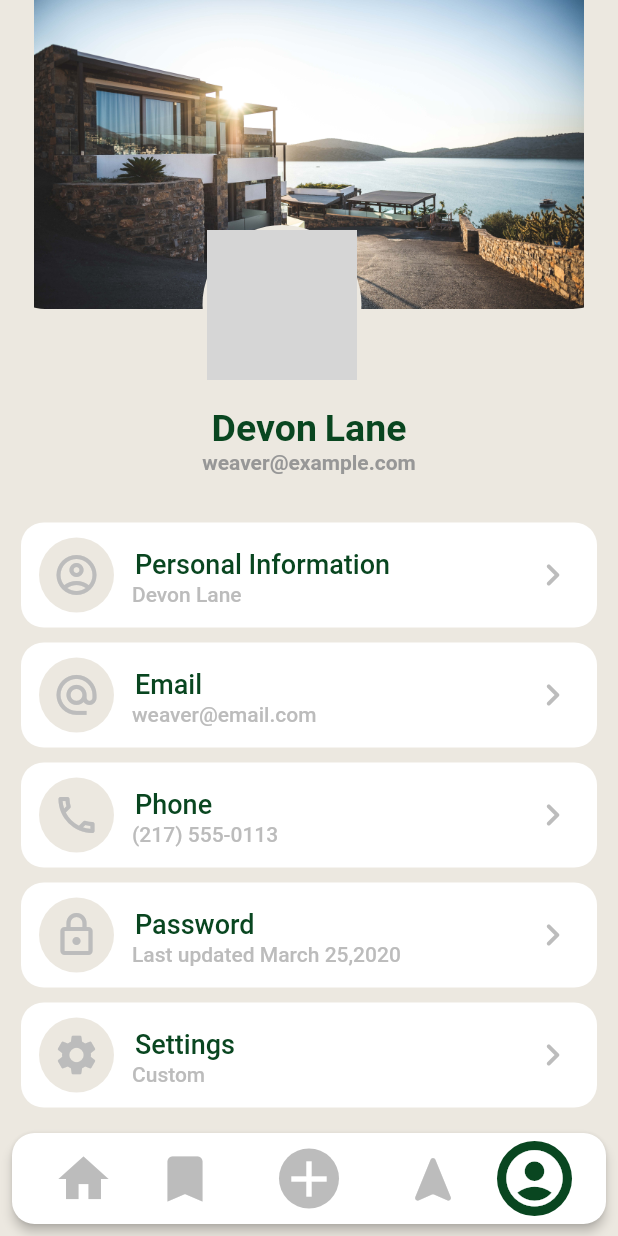
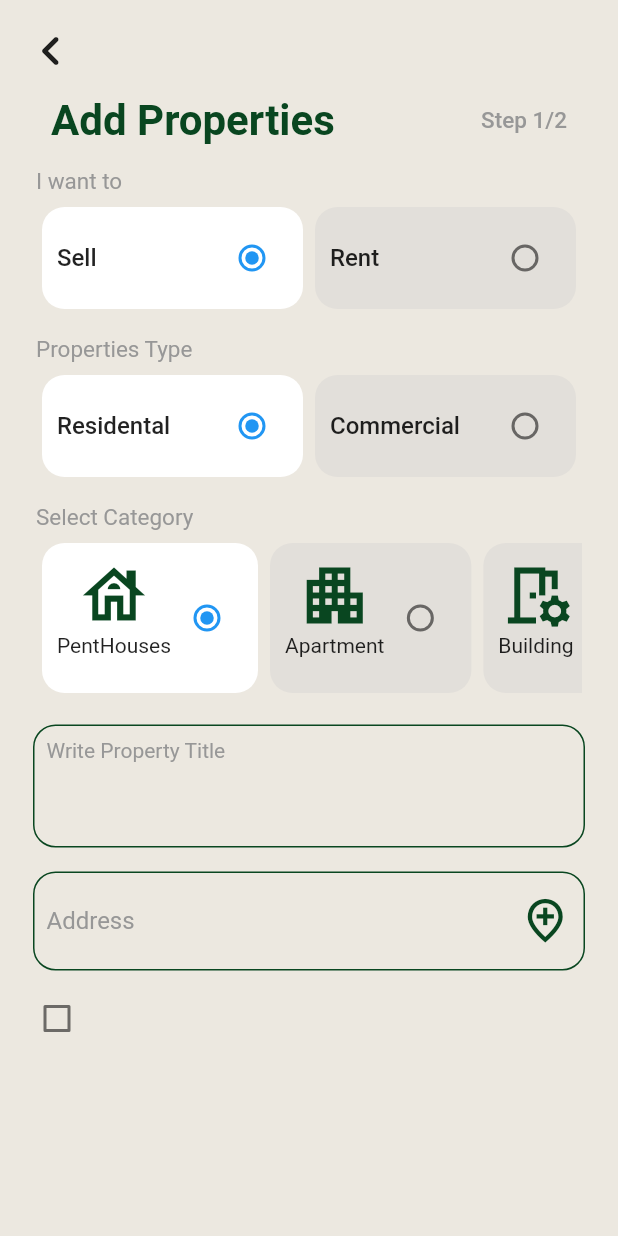
Before and after one commit to JohnNixon6972/Property_app, a Flutter app: the screen it shows after launch, on a phone screen of 412 x 824 dp. Run offline on Flutter 3.47's test engine with Material 2 defaults, Android fonts, the phone set to English and light mode, and no system bars; drawn by our look-alikes of avatar_glow; our stand-ins replace firebase_auth, firebase_core, modal_progress_hud_nsn; missing offline and left inert: dart:ffi, emojis; accounts and stored records are empty; statements that could not run were skipped; grey boxes are pictures that could not be loaded.

Commit message:
Added addpropertiescreen

```diff
--- a/lib/components/bottomNavigationBar.dart
+++ b/lib/components/bottomNavigationBar.dart
@@ -1,8 +1,10 @@
 import 'package:flutter/material.dart';
+import 'package:property_app/screens/addPropertiesScreen1.dart';
 import '../constants.dart';
 import '../screens/homescreen.dart';
 import '../screens/profileScreen.dart';
 import '../screens/propertyDetailsScreen.dart';
+import '../screens/addPropertiesScreen1.dart';
 import 'package:avatar_glow/avatar_glow.dart';
 
 class BottomPageNavigationBar extends StatelessWidget {
@@ -61,7 +63,7 @@ class BottomPageNavigationBar extends StatelessWidget {
                 ),
                 GestureDetector(
                   onTap: () {
-                    // Navigator.pushNamed(context, )
+                    Navigator.pushNamed(context, AddPropertiesScreen.id);
                   },
                   child: AvatarGlow(
                     glowColor: kHighlightedTextColor,
--- a/lib/main.dart
+++ b/lib/main.dart
@@ -1,4 +1,5 @@
 import 'package:flutter/material.dart';
+import 'package:property_app/screens/addPropertiesScreen1.dart';
 import 'package:property_app/screens/loginScreen.dart';
 import 'package:property_app/screens/profileScreen.dart';
 import 'screens/registerScreen.dart';
@@ -14,13 +15,14 @@ class PropertyApp extends StatelessWidget {
     // Firebase.initializeApp();
     return MaterialApp(
       debugShowCheckedModeBanner: false,
-      initialRoute: profileScreen.id,
+      initialRoute: AddPropertiesScreen.id,
       routes: {
         loginScreen.id: (context) => loginScreen(),
         registerScreen.id: (context) => registerScreen(),
         profileScreen.id: (context) => profileScreen(),
         HomeScreen.id: (context) => HomeScreen(),
         PropertyDetailsScreen.id: (context) => PropertyDetailsScreen(),
+        AddPropertiesScreen.id: (context) => AddPropertiesScreen(),
       },
       home: Scaffold(
         appBar: AppBar(
--- /dev/null
+++ b/lib/screens/addPropertiesScreen1.dart
@@ -0,0 +1,492 @@
+import 'package:flutter/material.dart';
+import '../constants.dart';
+import 'dart:math';
+
+enum propertyTo { Sell, Rent }
+enum propertyType { Residental, Commercial }
+enum propertyCategory { Penthouse, Apartment, Building }
+
+propertyTo? _to = propertyTo.Sell;
+
+propertyCategory? _category = propertyCategory.Penthouse;
+
+propertyType? _type = propertyType.Residental;
+
+class AddPropertiesScreen extends StatefulWidget {
+  static const String id = 'addPropertiesScreen';
+
+  @override
+  State<AddPropertiesScreen> createState() => _AddPropertiesScreenState();
+}
+
+class _AddPropertiesScreenState extends State<AddPropertiesScreen> {
+  var _controller = TextEditingController();
+  bool uselastusedaddress = false;
+  @override
+  Widget build(BuildContext context) {
+    return Scaffold(
+      backgroundColor: kPageBackgroundColor,
+      body: SafeArea(
+        child: Padding(
+          padding: const EdgeInsets.all(14.0),
+          child: Column(
+            crossAxisAlignment: CrossAxisAlignment.start,
+            children: [
+              Transform.rotate(
+                angle: 270 * pi / 180,
+                child: GestureDetector(
+                  onTap: () {
+                    Navigator.pop(context);
+                  },
+                  child: Icon(
+                    Icons.expand_less_rounded,
+                    size: 40,
+                  ),
+                ),
+              ),
+              Padding(
+                padding:
+                    const EdgeInsets.symmetric(horizontal: 20, vertical: 10.0),
+                child: Row(
+                  children: [
+                    Text(
+                      'Add Properties',
+                      style: TextStyle(
+                          color: kHighlightedTextColor,
+                          fontSize: 28,
+                          fontWeight: FontWeight.w700),
+                    ),
+                    Spacer(),
+                    Text(
+                      'Step 1/2',
+                      style: TextStyle(
+                          color: kSubCategoryColor,
+                          fontSize: 15,
+                          fontWeight: FontWeight.w500),
+                    )
+                  ],
+                ),
+              ),
+              Padding(
+                padding:
+                    const EdgeInsets.symmetric(vertical: 5.0, horizontal: 10),
+                child: Column(
+                  crossAxisAlignment: CrossAxisAlignment.start,
+                  children: [
+                    Text(
+                      'I want to',
+                      style: TextStyle(
+                          color: kSubCategoryColor,
+                          fontSize: 15,
+                          fontWeight: FontWeight.w400),
+                    ),
+                    Padding(
+                      padding: const EdgeInsets.symmetric(vertical: 8),
+                      child: Row(
+                        mainAxisAlignment: MainAxisAlignment.spaceAround,
+                        children: [
+                          Expanded(
+                            child: Padding(
+                              padding:
+                                  const EdgeInsets.symmetric(horizontal: 4.0),
+                              child: Container(
+                                decoration: BoxDecoration(
+                                  borderRadius: BorderRadius.circular(15),
+                                  color: _to == propertyTo.Sell
+                                      ? kPropertyCardColor
+                                      : kTextFieldFillColor,
+                                ),
+                                child: Padding(
+                                  padding: const EdgeInsets.all(10.0),
+                                  child: Row(
+                                    children: [
+                                      Text(
+                                        'Sell',
+                                        style: TextStyle(
+                                            fontSize: 16,
+                                            fontWeight: FontWeight.w500),
+                                      ),
+                                      Spacer(),
+                                      Radio(
+                                        value: propertyTo.Sell,
+                                        groupValue: _to,
+                                        onChanged: (propertyTo? value) {
+                                          setState(() {
+                                            _to = value;
+                                          });
+                                        },
+                                      )
+                                    ],
+                                  ),
+                                ),
+                              ),
+                            ),
+                          ),
+                          // Spacer(),
+                          Expanded(
+                            child: Padding(
+                              padding:
+                                  const EdgeInsets.symmetric(horizontal: 4.0),
+                              child: Container(
+                                width: 100,
+                                decoration: BoxDecoration(
+                                  color: _to == propertyTo.Rent
+                                      ? kPropertyCardColor
+                                      : kTextFieldFillColor,
+                                  borderRadius: BorderRadius.circular(15),
+                                ),
+                                child: Padding(
+                                  padding: const EdgeInsets.all(10.0),
+                                  child: Row(
+                                    children: [
+                                      Text(
+                                        'Rent',
+                                        style: TextStyle(
+                                            fontSize: 16,
+                                            fontWeight: FontWeight.w500),
+                                      ),
+                                      Spacer(),
+                                      Radio(
+                                        value: propertyTo.Rent,
+                                        groupValue: _to,
+                                        onChanged: (propertyTo? value) {
+                                          setState(() {
+                                            _to = value;
+                                          });
+                                        },
+                                      )
+                                    ],
+                                  ),
+                                ),
+                              ),
+                            ),
+                          )
+                        ],
+                      ),
+                    ),
+                  ],
+                ),
+              ),
+              Padding(
+                padding:
+                    const EdgeInsets.symmetric(vertical: 5.0, horizontal: 10),
+                child: Column(
+                  crossAxisAlignment: CrossAxisAlignment.start,
+                  children: [
+                    Text(
+                      'Properties Type',
+                      style: TextStyle(
+                          color: kSubCategoryColor,
+                          fontSize: 15,
+                          fontWeight: FontWeight.w400),
+                    ),
+                    Padding(
+                      padding: const EdgeInsets.symmetric(vertical: 8),
+                      child: Row(
+                        mainAxisAlignment: MainAxisAlignment.spaceAround,
+                        children: [
+                          Expanded(
+                            child: Padding(
+                              padding:
+                                  const EdgeInsets.symmetric(horizontal: 4.0),
+                              child: Container(
+                                decoration: BoxDecoration(
+                                  borderRadius: BorderRadius.circular(15),
+                                  color: _type == propertyType.Residental
+                                      ? kPropertyCardColor
+                                      : kTextFieldFillColor,
+                                ),
+                                child: Padding(
+                                  padding: const EdgeInsets.all(10.0),
+                                  child: Row(
+                                    children: [
+                                      Text(
+                                        'Residental',
+                                        style: TextStyle(
+                                            fontSize: 16,
+                                            fontWeight: FontWeight.w500),
+                                      ),
+                                      Spacer(),
+                                      Radio(
+                                        value: propertyType.Residental,
+                                        groupValue: _type,
+                                        onChanged: (propertyType? value) {
+                                          setState(() {
+                                            _type = value;
+                                          });
+                                        },
+                                      )
+                                    ],
+                                  ),
+                                ),
+                              ),
+                            ),
+                          ),
+                          // Spacer(),
+                          Expanded(
+                            child: Padding(
+                              padding:
+                                  const EdgeInsets.symmetric(horizontal: 4.0),
+                              child: Container(
+                                width: 100,
+                                decoration: BoxDecoration(
+                                  color: _type == propertyType.Commercial
+                                      ? kPropertyCardColor
+                                      : kTextFieldFillColor,
+                                  borderRadius: BorderRadius.circular(15),
+                                ),
+                                child: Padding(
+                                  padding: const EdgeInsets.all(10.0),
+                                  child: Row(
+                                    children: [
+                                      Text(
+                                        'Commercial',
+                                        style: TextStyle(
+                                            fontSize: 16,
+                                            fontWeight: FontWeight.w500),
+                                      ),
+                                      Spacer(),
+                                      Radio(
+                                        value: propertyType.Commercial,
+                                        groupValue: _type,
+                                        onChanged: (propertyType? value) {
+                                          setState(() {
+                                            _type = value;
+                                            print(_type);
+                                          });
+                                        },
+                                      )
+                                    ],
+                                  ),
+                                ),
+                              ),
+                            ),
+                          )
+                        ],
+                      ),
+                    ),
+                  ],
+                ),
+              ),
+              Padding(
+                padding:
+                    const EdgeInsets.symmetric(vertical: 5.0, horizontal: 10),
+                child: Column(
+                  crossAxisAlignment: CrossAxisAlignment.start,
+                  children: [
+                    Text(
+                      'Select Category',
+                      style: TextStyle(
+                          color: kSubCategoryColor,
+                          fontSize: 15,
+                          fontWeight: FontWeight.w400),
+                    ),
+                    Padding(
+                      padding: const EdgeInsets.symmetric(vertical: 8),
+                      child: Container(
+                        height: 100,
+                        child: ListView(
+                          physics: BouncingScrollPhysics(),
+                          // mainAxisAlignment: MainAxisAlignment.spaceAround,
+                          scrollDirection: Axis.horizontal,
+                          children: [
+                            Padding(
+                              padding:
+                                  const EdgeInsets.symmetric(horizontal: 4.0),
+                              child: Container(
+                                decoration: BoxDecoration(
+                                  borderRadius: BorderRadius.circular(15),
+                                  color: _category == propertyCategory.Penthouse
+                                      ? kPropertyCardColor
+                                      : kTextFieldFillColor,
+                                ),
+                                child: Padding(
+                                  padding: const EdgeInsets.all(10.0),
+                                  child: Row(
+                                    children: [
+                                      Column(
+                                        children: [
+                                          Icon(
+                                            Icons.house_outlined,
+                                            size: 50,
+                                            color: kHighlightedTextColor,
+                                          ),
+                                          Text('PentHouses')
+                                        ],
+                                      ),
+                                      Radio(
+                                        value: propertyCategory.Penthouse,
+                                        groupValue: _category,
+                                        onChanged: (propertyCategory? value) {
+                                          setState(() {
+                                            _category = value;
+                                          });
+                                        },
+                                      )
+                                    ],
+                                  ),
+                                ),
+                              ),
+                            ),
+                            Padding(
+                              padding:
+                                  const EdgeInsets.symmetric(horizontal: 4.0),
+                              child: Container(
+                                decoration: BoxDecoration(
+                                  borderRadius: BorderRadius.circular(15),
+                                  color: _category == propertyCategory.Apartment
+                                      ? kPropertyCardColor
+                                      : kTextFieldFillColor,
+                                ),
+                                child: Padding(
+                                  padding: const EdgeInsets.all(10.0),
+                                  child: Row(
+                                    children: [
+                                      Column(
+                                        children: [
+                                          Icon(
+                                            Icons.apartment,
+                                            size: 50,
+                                            color: kHighlightedTextColor,
+                                          ),
+                                          Text('Apartment')
+                                        ],
+                                      ),
+                                      Radio(
+                                        value: propertyCategory.Apartment,
+                                        groupValue: _category,
+                                        onChanged: (propertyCategory? value) {
+                                          setState(() {
+                                            _category = value;
+                                          });
+                                        },
+                                      )
+                                    ],
+                                  ),
+                                ),
+                              ),
+                            ),
+                            Padding(
+                              padding:
+                                  const EdgeInsets.symmetric(horizontal: 4.0),
+                              child: Container(
+                                decoration: BoxDecoration(
+                                  borderRadius: BorderRadius.circular(15),
+                                  color: _category == propertyCategory.Building
+                                      ? kPropertyCardColor
+                                      : kTextFieldFillColor,
+                                ),
+                                child: Padding(
+                                  padding: const EdgeInsets.all(10.0),
+                                  child: Row(
+                                    children: [
+                                      Column(
+                                        children: [
+                                          Icon(
+                                            Icons.room_preferences_outlined,
+                                            size: 50,
+                                            color: kHighlightedTextColor,
+                                          ),
+                                          Text('Building')
+                                        ],
+                                      ),
+                                      Radio(
+                                        value: propertyCategory.Building,
+                                        groupValue: _category,
+                                        onChanged: (propertyCategory? value) {
+                                          setState(() {
+                                            _category = value;
+                                            print(_type);
+                                          });
+                                        },
+                                      )
+                                    ],
+                                  ),
+                                ),
+                              ),
+                            ),
+                          ],
+                        ),
+                      ),
+                    ),
+                  ],
+                ),
+              ),
+              Padding(
+                padding: const EdgeInsets.all(8.0),
+                child: Container(
+                  decoration: BoxDecoration(
+                    border: Border.all(color: kHighlightedTextColor),
+                    borderRadius: BorderRadius.circular(15),
+                  ),
+                  child: Padding(
+                    padding: const EdgeInsets.all(8.0),
+                    child: Column(
+                      crossAxisAlignment: CrossAxisAlignment.start,
+                      children: [
+                        Text(
+                          'Write Property Title',
+                          style: TextStyle(color: kSubCategoryColor),
+                        ),
+                        TextField(
+                          decoration: InputDecoration(border: InputBorder.none),
+                          controller: _controller,
+                          style: TextStyle(
+                              fontSize: 20, fontWeight: FontWeight.bold),
+                          maxLines: 1,
+                          // minLines: 5,
+                        ),
+                      ],
+                    ),
+                  ),
+                ),
+              ),
+              Padding(
+                padding: const EdgeInsets.all(8.0),
+                child: Container(
+                  decoration: BoxDecoration(
+                    border: Border.all(color: kHighlightedTextColor),
+                    borderRadius: BorderRadius.circular(15),
+                  ),
+                  child: Padding(
+                    padding: const EdgeInsets.all(8.0),
+                    child: Row(
+                      children: [
+                        Expanded(
+                          child: TextField(
+                            decoration: InputDecoration(
+                                border: InputBorder.none,
+                                hintText: "Address",
+                                hintStyle: TextStyle(color: kSubCategoryColor)),
+                          ),
+                        ),
+                        Icon(
+                          Icons.add_location_outlined,
+                          color: kHighlightedTextColor,
+                          size: 35,
+                        )
+                      ],
+                    ),
+                  ),
+                ),
+              ),
+              Row(
+                children: [
+                  Checkbox(
+                      checkColor: kHighlightedTextColor,
+                       fillColor: ,
+                      value: uselastusedaddress,
+                      onChanged: (bool? value) {
+                        setState(() {
+                          uselastusedaddress = value!;
+                        });
+                      })
+                ],
+              )
+            ],
+          ),
+        ),
+      ),
+    );
+  }
+}
```
